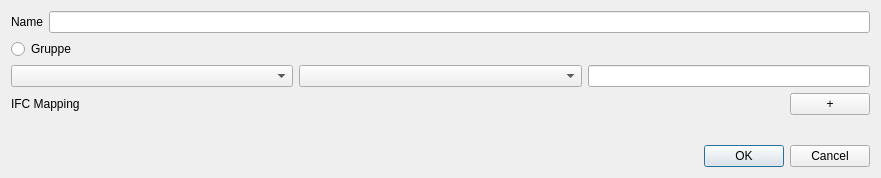
First picture: the form in som_gui/module/object/qt/InfoWidget.ui, repository c-mellueh/SOM-Toolkit, before the edit.
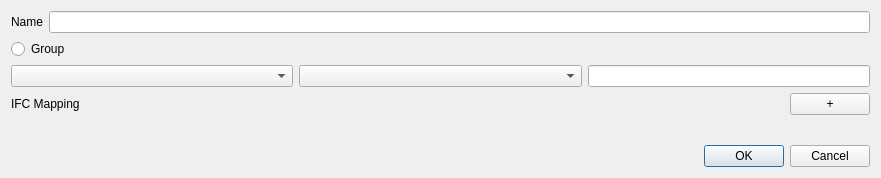
Second picture: the form after the edit.

```diff
--- a/som_gui/module/object/qt/InfoWidget.ui
+++ b/som_gui/module/object/qt/InfoWidget.ui
@@ -39,7 +39,7 @@
               <item>
                   <widget class="QRadioButton" name="button_gruppe">
                       <property name="text">
-                          <string>Gruppe</string>
+                          <string>Group</string>
                       </property>
                   </widget>
               </item>
```
Left out of the diff: 8 changed lines with no effect on the pictures.
